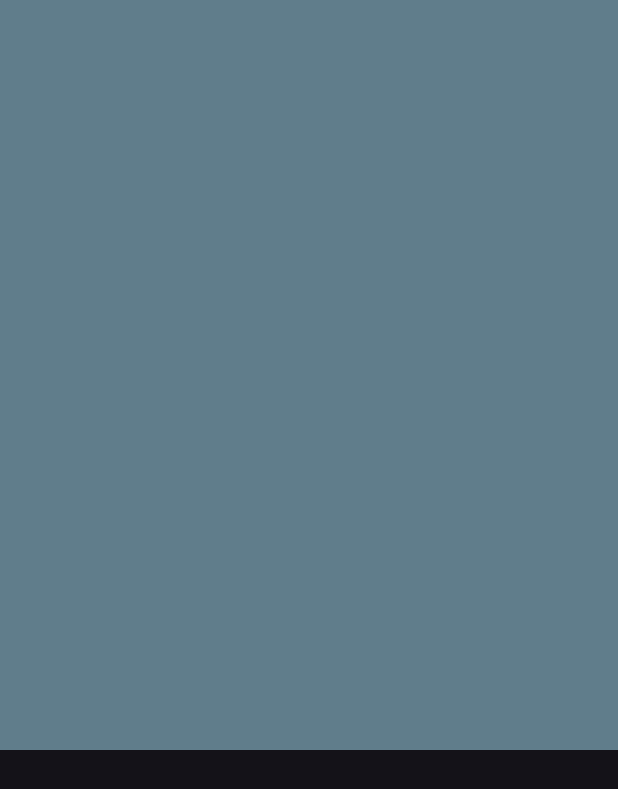
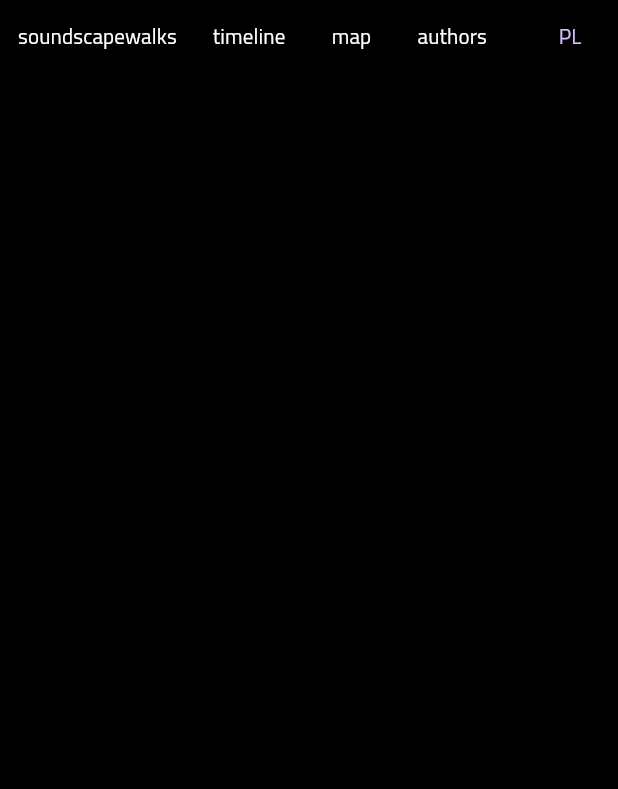
Before and after one commit to Dartadaar/soundscapewalks_web, a Flutter app: the screen it shows after launch, on a phone screen of 412 x 824 dp. Shown: the top 789 px of the screen. Run offline on Flutter 3.47's test engine with Material 3 defaults, Android fonts, the phone set to English and light mode, and no system bars.

Commit message:
fonts added

```diff
--- /dev/null
+++ b/lib/constants/colors.dart
@@ -0,0 +1,7 @@
+import 'dart:ui';
+
+class CustomColor{
+  static const Color scaffoldBg = Color(0xff000000);
+  static const Color whitePrimary = Color(0xffffffff);
+  static const Color redPrimary = Color(0xffbe2026);
+}
--- /dev/null
+++ b/lib/constants/nav_items.dart
@@ -0,0 +1,6 @@
+List<String> navTitles = [
+  'soundscapewalks',
+  'timeline',
+  'map',
+  'authors'
+];
--- a/lib/main.dart
+++ b/lib/main.dart
@@ -1,5 +1,7 @@
 import 'package:flutter/material.dart';
 import 'package:soundscapewalks/pages/home_page.dart';
+
+import 'constants/colors.dart';
 
 void main() {
   runApp(const MyApp());
@@ -13,7 +15,11 @@ class MyApp extends StatelessWidget {
   Widget build(BuildContext context) {
     return MaterialApp(
       debugShowCheckedModeBanner: false,
-      theme: ThemeData.dark(),
+      theme: ThemeData(
+        brightness: Brightness.dark,
+        fontFamily: 'Titillium',
+        primaryColor: CustomColor.whitePrimary
+      ),
       title: 'soundscapewalks',
       home: const Homepage(),
     );
--- a/lib/pages/home_page.dart
+++ b/lib/pages/home_page.dart
@@ -1,4 +1,6 @@
 import 'package:flutter/material.dart';
+import 'package:soundscapewalks/constants/colors.dart';
+import 'package:soundscapewalks/constants/nav_items.dart';
 
 class Homepage extends StatefulWidget {
   const Homepage({super.key});
@@ -11,18 +13,29 @@ class _HomepageState extends State<Homepage> {
   @override
   Widget build(BuildContext context) {
     return Scaffold(
+        backgroundColor: CustomColor.scaffoldBg,
         body: ListView(
           scrollDirection: Axis.vertical,
           children: [
             //MAIN
-          Container(
+            SizedBox(
                 height: 500,
                 width: double.maxFinite,
-            color: Colors.blueGrey,
-          ),
+                child: Stack(
+                  children: [
+                    Row(
+                      children: [
+                        for (int i = 0; i < navTitles.length; i++)
+                          TextButton(
+                              onPressed: () {}, child: Text(navTitles[i], style: const TextStyle(color: CustomColor.whitePrimary),)),
+                        Spacer(),
+                        TextButton(onPressed: () {}, child: Text('PL'))
+                      ],
+                    )
+                  ],
+                )),
             //
           ],
-      )
-    );
+        ));
   }
 }
```
Also changed, not shown: pubspec.yaml (+15 -11 lines), assets/fonts/TitilliumWeb-Black.ttf (added), assets/fonts/TitilliumWeb-Bold.ttf (added), assets/fonts/TitilliumWeb-BoldItalic.ttf (added), assets/fonts/TitilliumWeb-ExtraLight.ttf (added), assets/fonts/TitilliumWeb-ExtraLightItalic.ttf (added), assets/fonts/TitilliumWeb-Italic.ttf (added), assets/fonts/TitilliumWeb-Light.ttf (added), assets/fonts/TitilliumWeb-LightItalic.ttf (added), assets/fonts/TitilliumWeb-Regular.ttf (added), assets/fonts/TitilliumWeb-SemiBold.ttf (added), assets/fonts/TitilliumWeb-SemiBoldItalic.ttf (added). Lines whose indentation alone changed are shown as unchanged.
